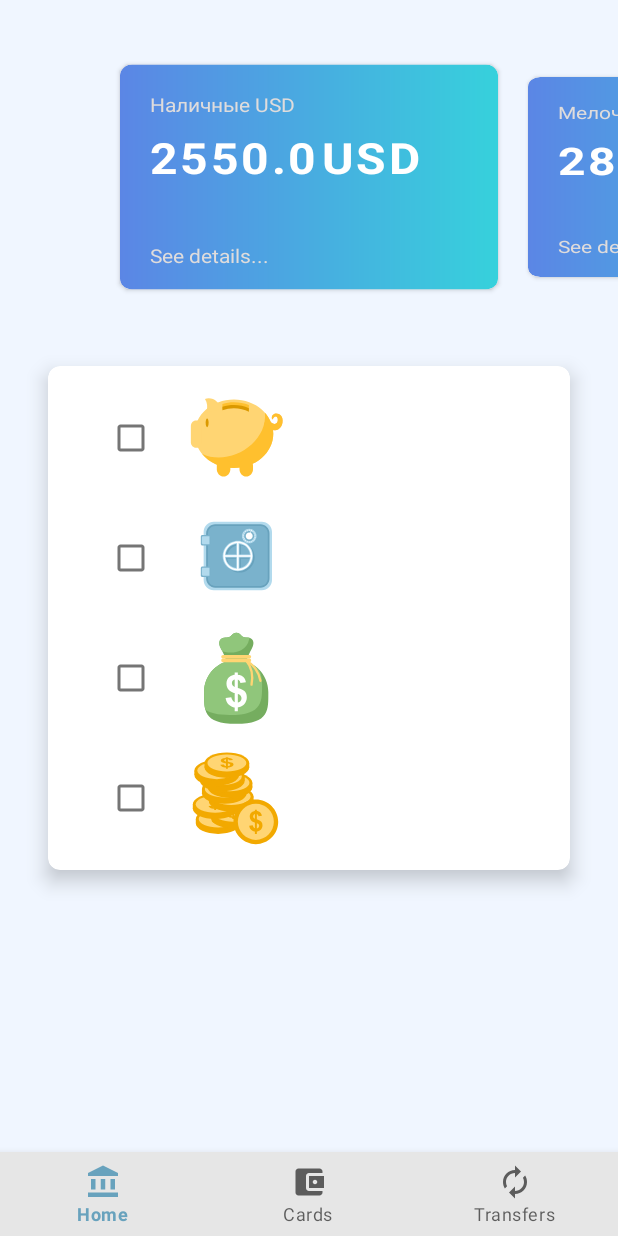
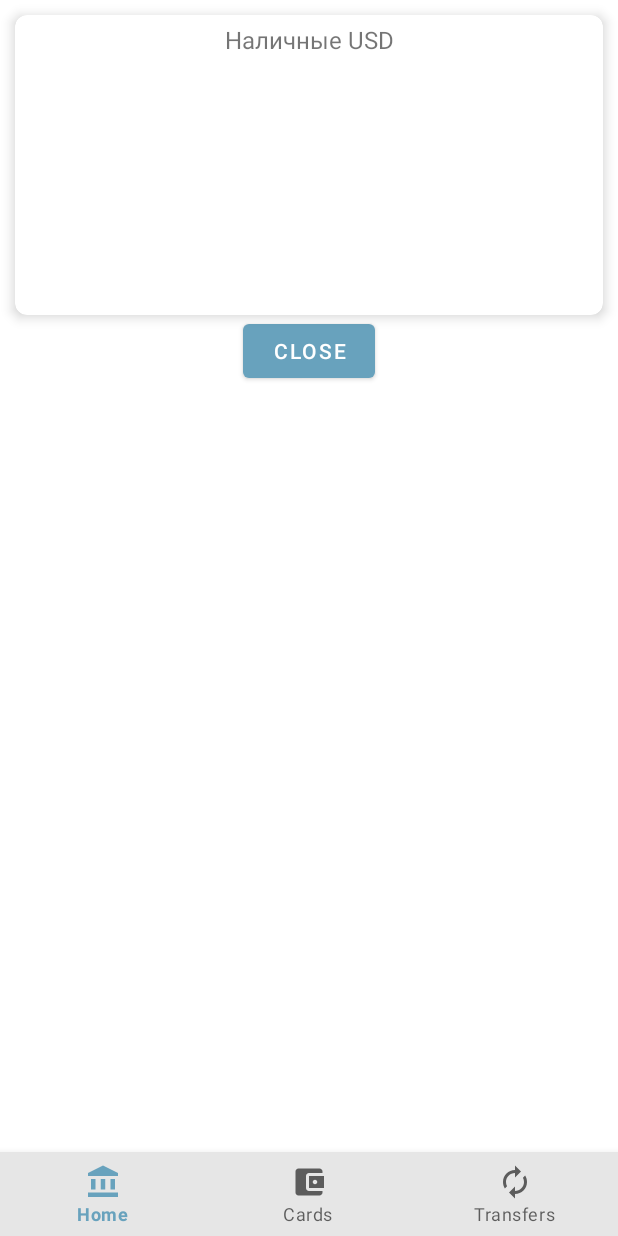
Before and after one commit to emdasoft/MyCheckUp, an Android app: the fragment ResultFragment placed in its activity, after a tap on "Наличные USD", on a phone screen of 412 x 824 dp. Run offline under Robolectric (Android 15) with nearby library versions, the phone set to English and light mode, and no system bars.

Commit message:
add_new_fragment

```diff
--- a/app/src/main/java/com/emdasoft/mycheckup/DataModel.kt
+++ b/app/src/main/java/com/emdasoft/mycheckup/DataModel.kt
@@ -9,4 +9,8 @@ open class DataModel : ViewModel() {
         MutableLiveData<ArrayList<String>>()
     }
 
+    val cardData: MutableLiveData<Card> by lazy {
+        MutableLiveData<Card>()
+    }
+
 }
--- /dev/null
+++ b/app/src/main/java/com/emdasoft/mycheckup/DescFragment.kt
@@ -0,0 +1,43 @@
+package com.emdasoft.mycheckup
+
+import android.os.Bundle
+import androidx.fragment.app.Fragment
+import android.view.LayoutInflater
+import android.view.View
+import android.view.ViewGroup
+import androidx.fragment.app.activityViewModels
+import androidx.lifecycle.LifecycleOwner
+import com.emdasoft.mycheckup.databinding.FragmentDescBinding
+
+class DescFragment : Fragment() {
+
+    private val dataModel: DataModel by activityViewModels()
+
+    private lateinit var binding: FragmentDescBinding
+    override fun onCreateView(
+        inflater: LayoutInflater, container: ViewGroup?,
+        savedInstanceState: Bundle?
+    ): View {
+        binding = FragmentDescBinding.inflate(inflater)
+        return binding.root
+    }
+
+    override fun onViewCreated(view: View, savedInstanceState: Bundle?) {
+        super.onViewCreated(view, savedInstanceState)
+        dataModel.cardData.observe(activity as LifecycleOwner, {
+            binding.tvLabel.text = it.title
+        })
+        binding.button.setOnClickListener {
+            activity?.supportFragmentManager
+                ?.beginTransaction()
+                ?.replace(R.id.placeHolder, ResultFragment.newInstance())
+                ?.setCustomAnimations(android.R.anim.fade_in, android.R.anim.fade_out)
+                ?.commit()
+        }
+    }
+
+    companion object {
+        @JvmStatic
+        fun newInstance() = DescFragment()
+    }
+}
--- a/app/src/main/java/com/emdasoft/mycheckup/ResultFragment.kt
+++ b/app/src/main/java/com/emdasoft/mycheckup/ResultFragment.kt
@@ -5,7 +5,6 @@ import androidx.fragment.app.Fragment
 import android.view.LayoutInflater
 import android.view.View
 import android.view.ViewGroup
-import android.widget.Toast
 import androidx.fragment.app.activityViewModels
 import androidx.lifecycle.LifecycleOwner
 import androidx.recyclerview.widget.RecyclerView
@@ -73,6 +72,15 @@ class ResultFragment : Fragment(), CardsAdapter.Listener {
     }
 
     override fun onClick(card: Card) {
-        Toast.makeText(requireContext(), "This is ${card.title}", Toast.LENGTH_SHORT).show()
+        try{
+            dataModel.cardData.value = card
+            activity?.supportFragmentManager
+                ?.beginTransaction()
+                ?.replace(R.id.placeHolder, DescFragment.newInstance())
+                ?.setCustomAnimations(android.R.anim.fade_in, android.R.anim.fade_out)
+                ?.commit()
+        } catch (e: Exception) {
+            println("Sorry, $e")
+        }
     }
 }
--- /dev/null
+++ b/app/src/main/res/layout/fragment_desc.xml
@@ -0,0 +1,41 @@
+<?xml version="1.0" encoding="utf-8"?>
+<androidx.constraintlayout.widget.ConstraintLayout xmlns:android="http://schemas.android.com/apk/res/android"
+    xmlns:app="http://schemas.android.com/apk/res-auto"
+    xmlns:tools="http://schemas.android.com/tools"
+    android:layout_width="match_parent"
+    android:layout_height="match_parent"
+    tools:context=".DescFragment">
+
+    <androidx.cardview.widget.CardView
+        android:id="@+id/cardView"
+        android:layout_width="match_parent"
+        android:layout_height="200dp"
+        android:layout_margin="10dp"
+        app:cardCornerRadius="8dp"
+        app:cardElevation="5dp"
+        app:layout_constraintEnd_toEndOf="parent"
+        app:layout_constraintStart_toStartOf="parent"
+        app:layout_constraintTop_toTopOf="parent">
+
+
+        <TextView
+            android:id="@+id/tvLabel"
+            android:layout_width="match_parent"
+            android:layout_height="wrap_content"
+            android:layout_margin="5dp"
+            android:gravity="center"
+            android:textSize="16sp"
+            tools:text="label" />
+    </androidx.cardview.widget.CardView>
+
+    <Button
+        android:id="@+id/button"
+        android:layout_width="wrap_content"
+        android:layout_height="wrap_content"
+        android:text="Close"
+        app:layout_constraintEnd_toEndOf="parent"
+        app:layout_constraintStart_toStartOf="parent"
+        app:layout_constraintTop_toBottomOf="@+id/cardView" />
+
+
+</androidx.constraintlayout.widget.ConstraintLayout>
--- a/app/src/main/res/values/strings.xml
+++ b/app/src/main/res/values/strings.xml
@@ -10,4 +10,6 @@
     <string name="transfer_menu_btn">Transfers</string>
     <string name="more_info">See details...</string>
     <!-- TODO: Remove or change this placeholder text -->
+    <string name="hello_blank_fragment">Hello blank fragment</string>
+    <!-- TODO: Remove or change this placeholder text -->
 </resources>
```
